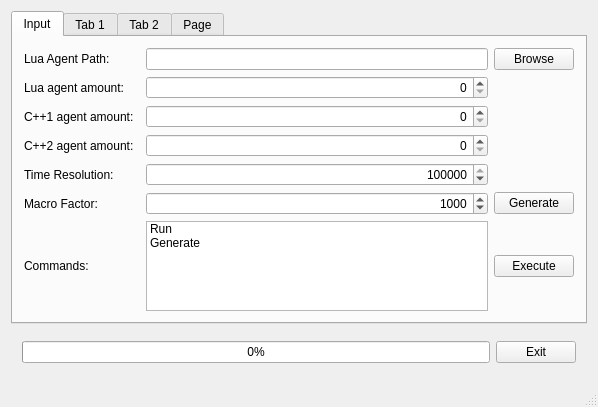
Qt form mainwindow.ui (sojoe02/RANA) before a commit.
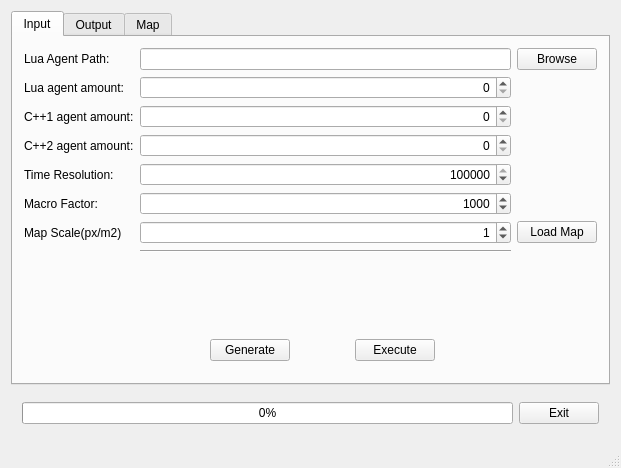
The same form after that commit. The open tabs and pages were chosen to show the change.

Commit message: Added a maphandler class in physics that is capable of retrieving pixel color values from the loaded map image.

Patch:
```diff
--- a/mainwindow.ui
+++ b/mainwindow.ui
@@ -6,8 +6,8 @@
    <rect>
     <x>0</x>
     <y>0</y>
-    <width>598</width>
-    <height>407</height>
+    <width>621</width>
+    <height>468</height>
    </rect>
   </property>
   <property name="windowTitle">
@@ -38,10 +38,14 @@
           </property>
          </widget>
         </item>
-        <item row="0" column="3">
-         <widget class="QLineEdit" name="lineEdit"/>
+        <item row="6" column="0">
+         <widget class="QLabel" name="label_9">
+          <property name="text">
+           <string>Map Scale(px/m2)</string>
+          </property>
+         </widget>
         </item>
-        <item row="4" column="3">
+        <item row="4" column="1" colspan="2">
          <widget class="QSpinBox" name="timeResSpinBox">
           <property name="alignment">
            <set>Qt::AlignRight|Qt::AlignTrailing|Qt::AlignVCenter</set>
@@ -63,14 +67,83 @@
           </property>
          </widget>
         </item>
-        <item row="0" column="4">
-         <widget class="QPushButton" name="browseLuaAgentButton">
+        <item row="0" column="0">
+         <widget class="QLabel" name="label">
           <property name="text">
-           <string>Browse</string>
+           <string>Lua Agent Path:</string>
           </property>
          </widget>
         </item>
-        <item row="7" column="3">
+        <item row="2" column="1" colspan="2">
+         <widget class="QSpinBox" name="c1AgentSpinBox">
+          <property name="alignment">
+           <set>Qt::AlignRight|Qt::AlignTrailing|Qt::AlignVCenter</set>
+          </property>
+          <property name="maximum">
+           <number>1000</number>
+          </property>
+         </widget>
+        </item>
+        <item row="5" column="1" colspan="2">
+         <widget class="QSpinBox" name="macroSpinBox">
+          <property name="alignment">
+           <set>Qt::AlignRight|Qt::AlignTrailing|Qt::AlignVCenter</set>
+          </property>
+          <property name="maximum">
+           <number>1000000000</number>
+          </property>
+          <property name="singleStep">
+           <number>1000</number>
+          </property>
+          <property name="value">
+           <number>1000</number>
+          </property>
+         </widget>
+        </item>
+        <item row="3" column="0">
+         <widget class="QLabel" name="label_4">
+          <property name="text">
+           <string>C++2 agent amount:</string>
+          </property>
+         </widget>
+        </item>
+        <item row="3" column="1" colspan="2">
+         <widget class="QSpinBox" name="c2AgentSpinBox">
+          <property name="alignment">
+           <set>Qt::AlignRight|Qt::AlignTrailing|Qt::AlignVCenter</set>
+          </property>
+          <property name="maximum">
+           <number>1000</number>
+          </property>
+         </widget>
+        </item>
+        <item row="1" column="1" colspan="2">
+         <widget class="QSpinBox" name="luaSpinBox">
+          <property name="alignment">
+           <set>Qt::AlignRight|Qt::AlignTrailing|Qt::AlignVCenter</set>
+          </property>
+          <property name="maximum">
+           <number>1000</number>
+          </property>
+         </widget>
+        </item>
+        <item row="0" column="1" colspan="2">
+         <widget class="QLineEdit" name="lineEdit"/>
+        </item>
+        <item row="6" column="1" colspan="2">
+         <widget class="QSpinBox" name="spinBox">
+          <property name="layoutDirection">
+           <enum>Qt::LeftToRight</enum>
+          </property>
+          <property name="alignment">
+           <set>Qt::AlignRight|Qt::AlignTrailing|Qt::AlignVCenter</set>
+          </property>
+          <property name="value">
+           <number>1</number>
+          </property>
+         </widget>
+        </item>
+        <item row="9" column="1">
          <spacer name="verticalSpacer_2">
           <property name="orientation">
            <enum>Qt::Vertical</enum>
@@ -86,31 +159,7 @@
           </property>
          </spacer>
         </item>
-        <item row="8" column="0">
-         <widget class="QLabel" name="label_8">
-          <property name="text">
-           <string>Commands:</string>
-          </property>
-         </widget>
-        </item>
-        <item row="3" column="3">
-         <widget class="QSpinBox" name="c2AgentSpinBox">
-          <property name="alignment">
-           <set>Qt::AlignRight|Qt::AlignTrailing|Qt::AlignVCenter</set>
-          </property>
-          <property name="maximum">
-           <number>1000</number>
-          </property>
-         </widget>
-        </item>
-        <item row="8" column="4">
-         <widget class="QPushButton" name="runButton">
-          <property name="text">
-           <string>Execute</string>
-          </property>
-         </widget>
-        </item>
-        <item row="6" column="0">
+        <item row="5" column="0">
          <widget class="QLabel" name="label_6">
           <property name="toolTip">
            <string>Number of mirosteps pr macrostep</string>
@@ -120,72 +169,6 @@
           </property>
          </widget>
         </item>
-        <item row="3" column="0">
-         <widget class="QLabel" name="label_4">
-          <property name="text">
-           <string>C++2 agent amount:</string>
-          </property>
-         </widget>
-        </item>
-        <item row="2" column="3">
-         <widget class="QSpinBox" name="c1AgentSpinBox">
-          <property name="alignment">
-           <set>Qt::AlignRight|Qt::AlignTrailing|Qt::AlignVCenter</set>
-          </property>
-          <property name="maximum">
-           <number>1000</number>
-          </property>
-         </widget>
-        </item>
-        <item row="0" column="0">
-         <widget class="QLabel" name="label">
-          <property name="text">
-           <string>Lua Agent Path:</string>
-          </property>
-         </widget>
-        </item>
-        <item row="8" column="3">
-         <widget class="QListWidget" name="listWidget">
-          <property name="sizePolicy">
-           <sizepolicy hsizetype="Expanding" vsizetype="Preferred">
-            <horstretch>0</horstretch>
-            <verstretch>0</verstretch>
-           </sizepolicy>
-          </property>
-          <property name="maximumSize">
-           <size>
-            <width>16777215</width>
-            <height>16777215</height>
-           </size>
-          </property>
-          <item>
-           <property name="text">
-            <string>Run </string>
-           </property>
-          </item>
-          <item>
-           <property name="text">
-            <string>Generate</string>
-           </property>
-          </item>
-         </widget>
-        </item>
-        <item row="6" column="3">
-         <widget class="QSpinBox" name="macroSpinBox">
-          <property name="alignment">
-           <set>Qt::AlignRight|Qt::AlignTrailing|Qt::AlignVCenter</set>
-          </property>
-          <property name="maximum">
-           <number>1000000000</number>
-          </property>
-          <property name="singleStep">
-           <number>1000</number>
-          </property>
-          <property name="value">
-           <number>1000</number>
-          </property>
-         </widget>
-        </item>
         <item row="2" column="0">
          <widget class="QLabel" name="label_3">
           <property name="text">
@@ -193,42 +176,83 @@
           </property>
          </widget>
         </item>
-        <item row="1" column="0">
-         <widget class="QLabel" name="label_2">
+        <item row="0" column="3">
+         <widget class="QPushButton" name="browseLuaAgentButton">
           <property name="text">
-           <string>Lua agent amount:</string>
+           <string>Browse</string>
           </property>
          </widget>
         </item>
-        <item row="6" column="4">
-         <widget class="QPushButton" name="generateButton">
-          <property name="text">
-           <string>Generate</string>
-          </property>
-         </widget>
-        </item>
-        <item row="1" column="3">
-         <widget class="QSpinBox" name="luaSpinBox">
-          <property name="alignment">
-           <set>Qt::AlignRight|Qt::AlignTrailing|Qt::AlignVCenter</set>
-          </property>
-          <property name="maximum">
-           <number>1000</number>
-          </property>
-         </widget>
-        </item>
-        <item row="6" column="1">
+        <item row="7" column="1" colspan="2">
          <widget class="Line" name="line">
           <property name="orientation">
            <enum>Qt::Horizontal</enum>
           </property>
          </widget>
         </item>
+        <item row="1" column="0">
+         <widget class="QLabel" name="label_2">
+          <property name="text">
+           <string>Lua agent amount:</string>
+          </property>
+         </widget>
+        </item>
+        <item row="10" column="1">
+         <widget class="QWidget" name="widget_2" native="true">
+          <property name="sizePolicy">
+           <sizepolicy hsizetype="Expanding" vsizetype="Fixed">
+            <horstretch>0</horstretch>
+            <verstretch>0</verstretch>
+           </sizepolicy>
+          </property>
+          <layout class="QHBoxLayout" name="horizontalLayout">
+           <item>
+            <widget class="QPushButton" name="generateButton">
+             <property name="sizePolicy">
+              <sizepolicy hsizetype="Fixed" vsizetype="Fixed">
+               <horstretch>0</horstretch>
+               <verstretch>0</verstretch>
+              </sizepolicy>
+             </property>
+             <property name="text">
+              <string>Generate</string>
+             </property>
+            </widget>
+           </item>
+           <item>
+            <widget class="QPushButton" name="runButton">
+             <property name="sizePolicy">
+              <sizepolicy hsizetype="Fixed" vsizetype="Fixed">
+               <horstretch>0</horstretch>
+               <verstretch>0</verstretch>
+              </sizepolicy>
+             </property>
+             <property name="text">
+              <string>Execute</string>
+             </property>
+            </widget>
+           </item>
+          </layout>
+         </widget>
+        </item>
+        <item row="6" column="3">
+         <widget class="QPushButton" name="browseMapButton">
+          <property name="sizePolicy">
+           <sizepolicy hsizetype="Fixed" vsizetype="Fixed">
+            <horstretch>0</horstretch>
+            <verstretch>0</verstretch>
+           </sizepolicy>
+          </property>
+          <property name="text">
+           <string>Load Map</string>
+          </property>
+         </widget>
+        </item>
        </layout>
       </widget>
       <widget class="QWidget" name="tab">
        <attribute name="title">
-        <string>Tab 1</string>
+        <string>Output</string>
        </attribute>
        <layout class="QGridLayout" name="gridLayout">
         <item row="0" column="0">
@@ -238,37 +262,14 @@
       </widget>
       <widget class="QWidget" name="tab_2">
        <attribute name="title">
-        <string>Tab 2</string>
+        <string>Map</string>
        </attribute>
        <layout class="QGridLayout" name="gridLayout_4">
-        <item row="1" column="0">
-         <widget class="QLabel" name="label_7">
-          <property name="text">
-           <string>Image file:</string>
-          </property>
-         </widget>
-        </item>
-        <item row="1" column="2">
-         <widget class="QPushButton" name="browseMapButton">
-          <property name="text">
-           <string>Browse</string>
-          </property>
-         </widget>
-        </item>
-        <item row="1" column="1">
-         <widget class="QLineEdit" name="mapPathInput"/>
-        </item>
-        <item row="2" column="0" colspan="3">
+        <item row="2" column="0" colspan="2">
          <widget class="QGraphicsView" name="graphicsView"/>
         </item>
        </layout>
       </widget>
-      <widget class="QWidget" name="tab_4">
-       <attribute name="title">
-        <string>Page</string>
-       </attribute>
-       <layout class="QGridLayout" name="gridLayout_6"/>
-      </widget>
      </widget>
     </item>
     <item>
@@ -280,7 +281,7 @@
        </sizepolicy>
       </property>
       <layout class="QGridLayout" name="gridLayout_3">
-       <item row="0" column="3">
+       <item row="1" column="4">
         <widget class="QPushButton" name="exitButton">
          <property name="sizePolicy">
           <sizepolicy hsizetype="Fixed" vsizetype="Fixed">
@@ -299,7 +300,7 @@
          </property>
         </widget>
        </item>
-       <item row="0" column="1" colspan="2">
+       <item row="1" column="1" colspan="2">
         <widget class="QProgressBar" name="progressBar">
          <property name="value">
           <number>0</number>
```
Left out of the diff: 4 changed lines with no effect on the pictures. The commit also changes 6 other files.
